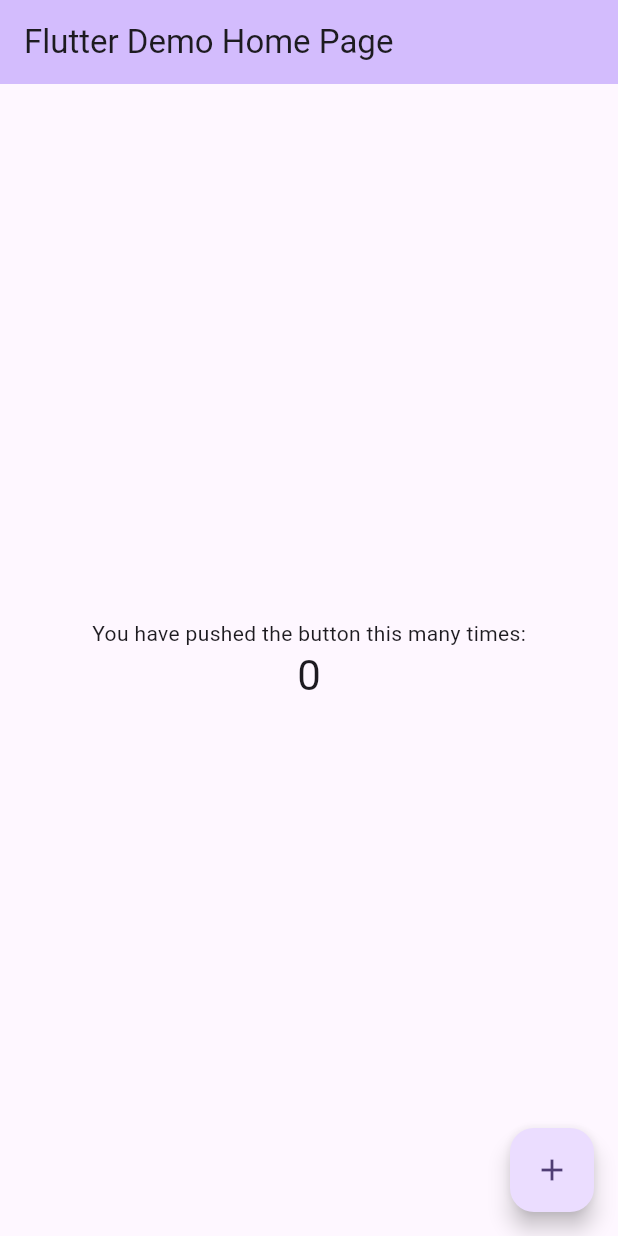
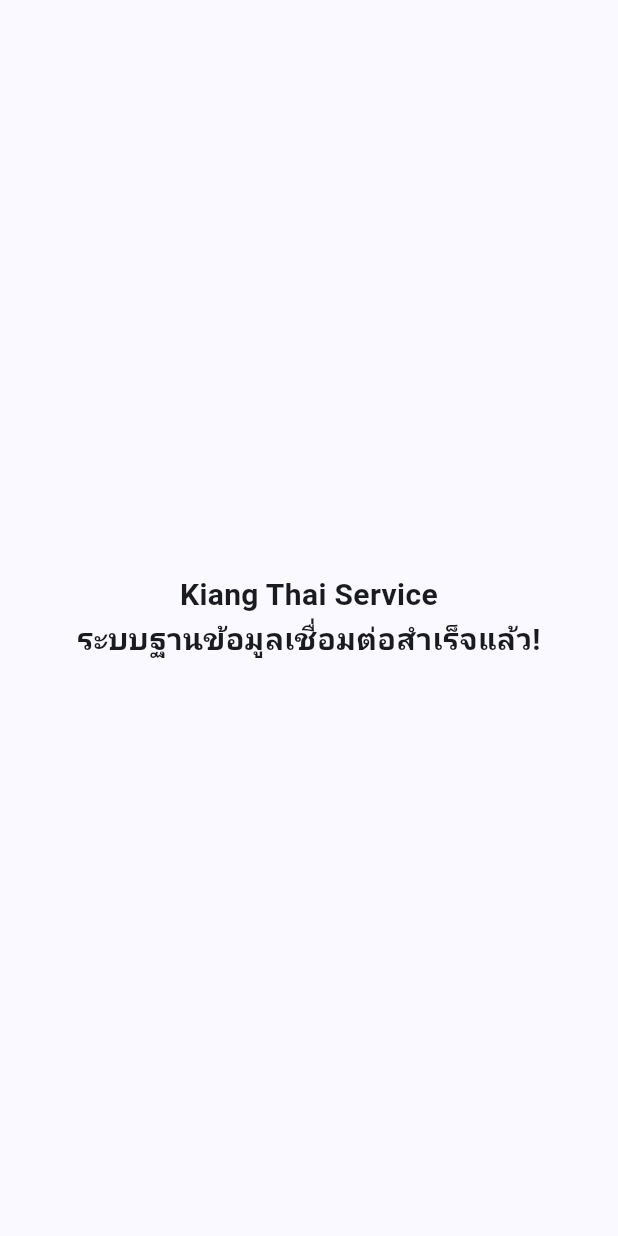
Before and after one commit to TEERAPAT-SUKKASEM/kiangthai_services, a Flutter app: the screen it shows after launch, on a phone screen of 412 x 824 dp. Run offline on Flutter 3.47's test engine with Material 3 defaults, Android fonts, the phone set to English and light mode, and no system bars; our stand-ins replace firebase_core, flutter_dotenv, supabase_flutter; accounts and stored records are empty.

Commit message:
Add initial configuration for Dart & Flutter DevTools and restructure main application entry point

```diff
--- /dev/null
+++ b/devtools_options.yaml
@@ -0,0 +1,3 @@
+description: This file stores settings for Dart & Flutter DevTools.
+documentation: https://docs.flutter.dev/tools/devtools/extensions#configure-extension-enablement-states
+extensions:
--- a/lib/main.dart
+++ b/lib/main.dart
@@ -1,121 +1,51 @@
 import 'package:flutter/material.dart';
+import 'package:flutter_dotenv/flutter_dotenv.dart';
+import 'package:firebase_core/firebase_core.dart';
+import 'package:supabase_flutter/supabase_flutter.dart';
 
-void main() {
-  runApp(const MyApp());
+// นำเข้าไฟล์ตั้งค่า Firebase ที่เราใช้คำสั่งสร้างมา
+import 'firebase_options.dart';
+
+void main() async {
+  // 1. ล็อคให้ Flutter เตรียม Engine ให้พร้อมก่อนรันคำสั่งอื่นๆ
+  WidgetsFlutterBinding.ensureInitialized();
+
+  // 2. โหลดไฟล์ .env เพื่อดึงค่า URL และ Key
+  await dotenv.load(fileName: ".env");
+
+  // 3. เริ่มต้นการทำงานของ Firebase
+  await Firebase.initializeApp(options: DefaultFirebaseOptions.currentPlatform);
+
+  // 4. เริ่มต้นการทำงานของ Supabase
+  await Supabase.initialize(
+    url: dotenv.env['SUPABASE_URL'] ?? '',
+    anonKey: dotenv.env['SUPABASE_ANON_KEY'] ?? '',
+  );
+
+  // 5. สั่งรันแอปพลิเคชัน
+  runApp(const KiangThaiApp());
 }
 
-class MyApp extends StatelessWidget {
-  const MyApp({super.key});
+class KiangThaiApp extends StatelessWidget {
+  const KiangThaiApp({super.key});
 
-  // This widget is the root of your application.
   @override
   Widget build(BuildContext context) {
     return MaterialApp(
-      title: 'Flutter Demo',
+      title: 'Kiang Thai Service',
       theme: ThemeData(
-        // This is the theme of your application.
-        //
-        // TRY THIS: Try running your application with "flutter run". You'll see
-        // the application has a purple toolbar. Then, without quitting the app,
-        // try changing the seedColor in the colorScheme below to Colors.green
-        // and then invoke "hot reload" (save your changes or press the "hot
-        // reload" button in a Flutter-supported IDE, or press "r" if you used
-        // the command line to start the app).
-        //
-        // Notice that the counter didn't reset back to zero; the application
-        // state is not lost during the reload. To reset the state, use hot
-        // restart instead.
-        //
-        // This works for code too, not just values: Most code changes can be
-        // tested with just a hot reload.
-        colorScheme: .fromSeed(seedColor: Colors.deepPurple),
+        colorScheme: ColorScheme.fromSeed(seedColor: Colors.blueAccent),
+        useMaterial3: true,
       ),
-      home: const MyHomePage(title: 'Flutter Demo Home Page'),
-    );
-  }
-}
-
-class MyHomePage extends StatefulWidget {
-  const MyHomePage({super.key, required this.title});
-
-  // This widget is the home page of your application. It is stateful, meaning
-  // that it has a State object (defined below) that contains fields that affect
-  // how it looks.
-
-  // This class is the configuration for the state. It holds the values (in this
-  // case the title) provided by the parent (in this case the App widget) and
-  // used by the build method of the State. Fields in a Widget subclass are
-  // always marked "final".
-
-  final String title;
-
-  @override
-  State<MyHomePage> createState() => _MyHomePageState();
-}
-
-class _MyHomePageState extends State<MyHomePage> {
-  int _counter = 0;
-
-  void _incrementCounter() {
-    setState(() {
-      // This call to setState tells the Flutter framework that something has
-      // changed in this State, which causes it to rerun the build method below
-      // so that the display can reflect the updated values. If we changed
-      // _counter without calling setState(), then the build method would not be
-      // called again, and so nothing would appear to happen.
-      _counter++;
-    });
-  }
-
-  @override
-  Widget build(BuildContext context) {
-    // This method is rerun every time setState is called, for instance as done
-    // by the _incrementCounter method above.
-    //
-    // The Flutter framework has been optimized to make rerunning build methods
-    // fast, so that you can just rebuild anything that needs updating rather
-    // than having to individually change instances of widgets.
-    return Scaffold(
-      appBar: AppBar(
-        // TRY THIS: Try changing the color here to a specific color (to
-        // Colors.amber, perhaps?) and trigger a hot reload to see the AppBar
-        // change color while the other colors stay the same.
-        backgroundColor: Theme.of(context).colorScheme.inversePrimary,
-        // Here we take the value from the MyHomePage object that was created by
-        // the App.build method, and use it to set our appbar title.
-        title: Text(widget.title),
-      ),
-      body: Center(
-        // Center is a layout widget. It takes a single child and positions it
-        // in the middle of the parent.
-        child: Column(
-          // Column is also a layout widget. It takes a list of children and
-          // arranges them vertically. By default, it sizes itself to fit its
-          // children horizontally, and tries to be as tall as its parent.
-          //
-          // Column has various properties to control how it sizes itself and
-          // how it positions its children. Here we use mainAxisAlignment to
-          // center the children vertically; the main axis here is the vertical
-          // axis because Columns are vertical (the cross axis would be
-          // horizontal).
-          //
-          // TRY THIS: Invoke "debug painting" (choose the "Toggle Debug Paint"
-          // action in the IDE, or press "p" in the console), to see the
-          // wireframe for each widget.
-          mainAxisAlignment: .center,
-          children: [
-            const Text('You have pushed the button this many times:'),
-            Text(
-              '$_counter',
-              style: Theme.of(context).textTheme.headlineMedium,
-            ),
-          ],
+      // ตอนนี้เราจะแสดงหน้าจอเปล่าๆ ไว้ก่อน เพื่อทดสอบว่าระบบไม่ Error
+      home: const Scaffold(
+        body: Center(
+          child: Text(
+            'Kiang Thai Service\nระบบฐานข้อมูลเชื่อมต่อสำเร็จแล้ว!',
+            textAlign: TextAlign.center,
+            style: TextStyle(fontSize: 20, fontWeight: FontWeight.bold),
+          ),
         ),
-      ),
-      floatingActionButton: FloatingActionButton(
-        onPressed: _incrementCounter,
-        tooltip: 'Increment',
-        child: const Icon(Icons.add),
       ),
     );
   }
```
